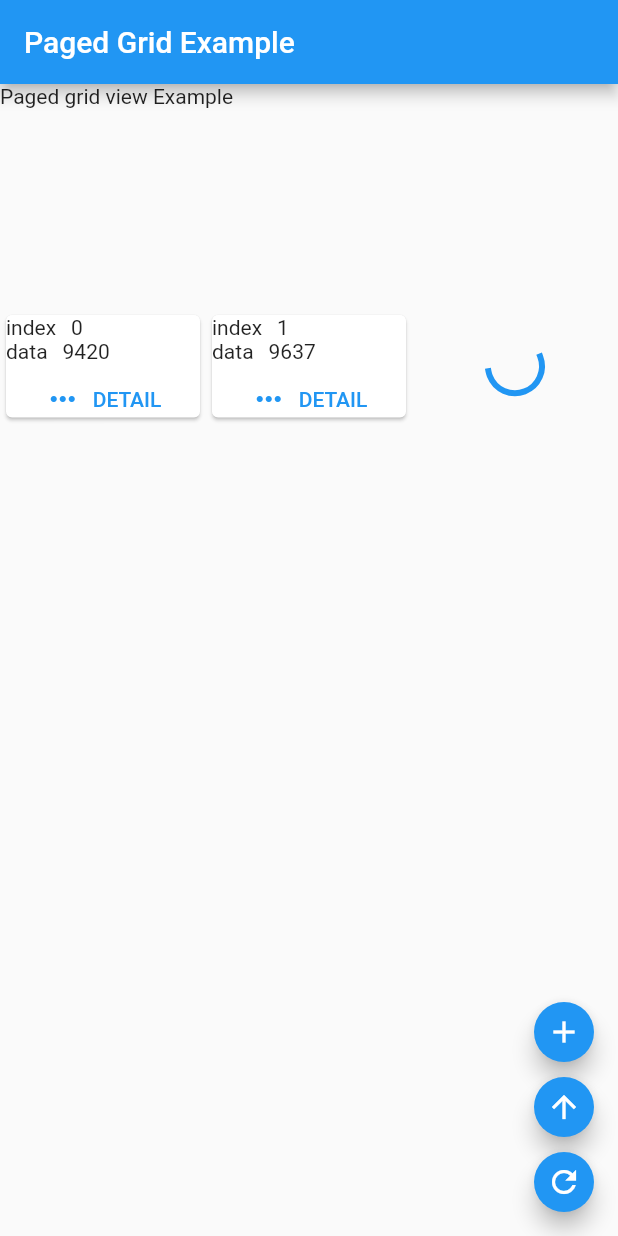
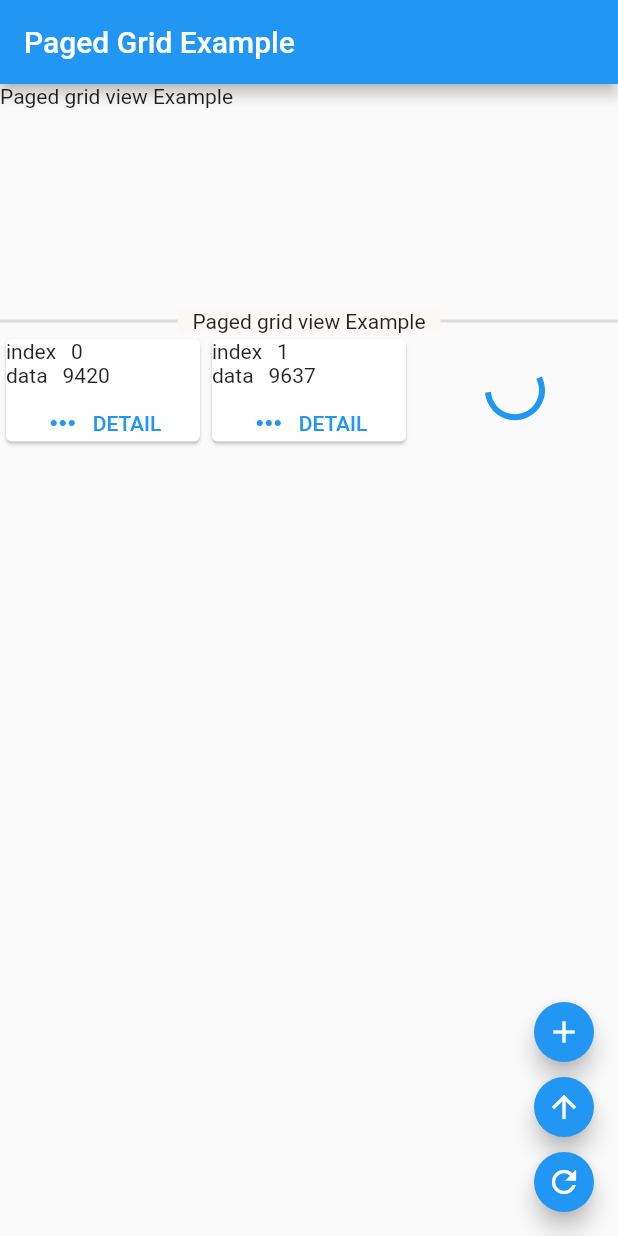
Before and after one commit to Marinethinking/marine, a Flutter app: the first screen one second after launch, on a phone screen of 412 x 824 dp. Run offline on Flutter 3.47's test engine with Material 2 defaults, Android fonts, the phone set to English and light mode, and no system bars.

Commit message:
text divider

```diff
--- a/example/lib/main.dart
+++ b/example/lib/main.dart
@@ -63,6 +63,9 @@ class _MyHomePageState extends State<MyHomePage> {
             const SliverToBoxAdapter(
               child:
                   SizedBox(height: 150, child: Text("Paged grid view Example")),
+            ),
+            SliverToBoxAdapter(
+              child: TextDivider(child: const Text('Paged grid view Example')),
             ),
             pagedGrid,
           ],
--- a/lib/marine.dart
+++ b/lib/marine.dart
@@ -2,3 +2,4 @@ library marine;
 
 export './pagedgrid/pagedGrid.dart';
 export './pagedgrid/gridController.dart';
+export './widgets.dart';
--- /dev/null
+++ b/lib/widgets.dart
@@ -0,0 +1,20 @@
+import 'package:flutter/material.dart';
+
+// ignore: non_constant_identifier_names
+Widget TextDivider({required Widget child}) {
+  return Container(
+    alignment: Alignment.center,
+    child: Stack(
+      alignment: Alignment.center,
+      children: [
+        const Divider(
+          thickness: 2,
+        ),
+        Container(
+            padding: const EdgeInsets.only(left: 10, right: 10),
+            color: const Color.fromRGBO(249, 248, 244, 1),
+            child: child)
+      ],
+    ),
+  );
+}
--- a/pubspec.yaml
+++ b/pubspec.yaml
@@ -1,6 +1,6 @@
 name: marine
-description: Marine widgets.
-version: 0.5.1+2
+description: Marine widgets, animated grid view with pagination.
+version: 0.5.1+3
 homepage: https://github.com/Marinethinking/marine
 
 environment:
```
Also changed, not shown: example/pubspec.lock.
